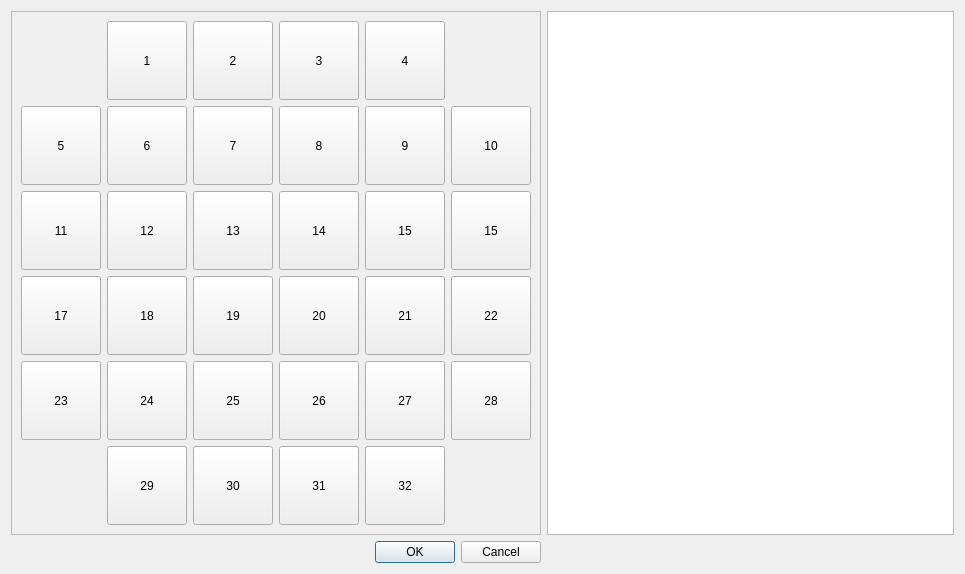
zigorrom/PyFANS, file PyFANS/UI/UI_TransistorSelector.ui: the form before one commit.
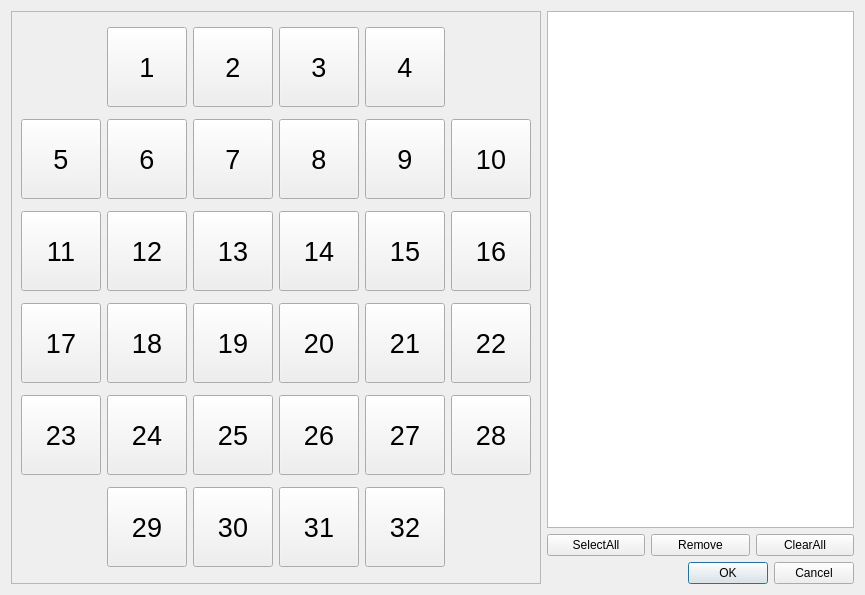
The form after the commit.

Commit message: Automatic DUT selector

What changed in the file:
```diff
--- a/PyFANS/UI/UI_TransistorSelector.ui
+++ b/PyFANS/UI/UI_TransistorSelector.ui
@@ -6,15 +6,15 @@
    <rect>
     <x>0</x>
     <y>0</y>
-    <width>965</width>
-    <height>574</height>
+    <width>865</width>
+    <height>595</height>
    </rect>
   </property>
   <property name="windowTitle">
    <string>Dialog</string>
   </property>
-  <layout class="QGridLayout" name="gridLayout_2">
-   <item row="0" column="0">
+  <layout class="QHBoxLayout" name="horizontalLayout_2">
+   <item>
     <widget class="QFrame" name="frame">
      <property name="frameShape">
       <enum>QFrame::StyledPanel</enum>
@@ -24,442 +24,1241 @@
      </property>
      <layout class="QGridLayout" name="gridLayout">
       <item row="3" column="5">
-       <widget class="QPushButton" name="pushButton_20">
+       <widget class="QPushButton" name="pushButton_22">
         <property name="sizePolicy">
-         <sizepolicy hsizetype="Minimum" vsizetype="Minimum">
+         <sizepolicy hsizetype="Fixed" vsizetype="Fixed">
           <horstretch>0</horstretch>
           <verstretch>0</verstretch>
          </sizepolicy>
         </property>
+        <property name="minimumSize">
+         <size>
+          <width>80</width>
+          <height>80</height>
+         </size>
+        </property>
+        <property name="maximumSize">
+         <size>
+          <width>80</width>
+          <height>80</height>
+         </size>
+        </property>
+        <property name="font">
+         <font>
+          <pointsize>20</pointsize>
+         </font>
+        </property>
         <property name="text">
          <string>22</string>
         </property>
+        <property name="checkable">
+         <bool>true</bool>
+        </property>
+        <property name="checked">
+         <bool>false</bool>
+        </property>
        </widget>
       </item>
       <item row="4" column="0">
-       <widget class="QPushButton" name="pushButton_24">
+       <widget class="QPushButton" name="pushButton_23">
         <property name="sizePolicy">
-         <sizepolicy hsizetype="Minimum" vsizetype="Minimum">
+         <sizepolicy hsizetype="Fixed" vsizetype="Fixed">
           <horstretch>0</horstretch>
           <verstretch>0</verstretch>
          </sizepolicy>
         </property>
+        <property name="minimumSize">
+         <size>
+          <width>80</width>
+          <height>80</height>
+         </size>
+        </property>
+        <property name="maximumSize">
+         <size>
+          <width>80</width>
+          <height>80</height>
+         </size>
+        </property>
+        <property name="font">
+         <font>
+          <pointsize>20</pointsize>
+         </font>
+        </property>
         <property name="text">
          <string>23</string>
         </property>
+        <property name="checkable">
+         <bool>true</bool>
+        </property>
+        <property name="checked">
+         <bool>false</bool>
+        </property>
        </widget>
       </item>
       <item row="3" column="2">
        <widget class="QPushButton" name="pushButton_19">
         <property name="sizePolicy">
-         <sizepolicy hsizetype="Minimum" vsizetype="Minimum">
+         <sizepolicy hsizetype="Fixed" vsizetype="Fixed">
           <horstretch>0</horstretch>
           <verstretch>0</verstretch>
          </sizepolicy>
         </property>
+        <property name="minimumSize">
+         <size>
+          <width>80</width>
+          <height>80</height>
+         </size>
+        </property>
+        <property name="maximumSize">
+         <size>
+          <width>80</width>
+          <height>80</height>
+         </size>
+        </property>
+        <property name="font">
+         <font>
+          <pointsize>20</pointsize>
+         </font>
+        </property>
         <property name="text">
          <string>19</string>
         </property>
+        <property name="checkable">
+         <bool>true</bool>
+        </property>
+        <property name="checked">
+         <bool>false</bool>
+        </property>
        </widget>
       </item>
       <item row="4" column="1">
-       <widget class="QPushButton" name="pushButton_28">
+       <widget class="QPushButton" name="pushButton_24">
         <property name="sizePolicy">
-         <sizepolicy hsizetype="Minimum" vsizetype="Minimum">
+         <sizepolicy hsizetype="Fixed" vsizetype="Fixed">
           <horstretch>0</horstretch>
           <verstretch>0</verstretch>
          </sizepolicy>
         </property>
+        <property name="minimumSize">
+         <size>
+          <width>80</width>
+          <height>80</height>
+         </size>
+        </property>
+        <property name="maximumSize">
+         <size>
+          <width>80</width>
+          <height>80</height>
+         </size>
+        </property>
+        <property name="font">
+         <font>
+          <pointsize>20</pointsize>
+         </font>
+        </property>
         <property name="text">
          <string>24</string>
         </property>
+        <property name="checkable">
+         <bool>true</bool>
+        </property>
+        <property name="checked">
+         <bool>false</bool>
+        </property>
        </widget>
       </item>
       <item row="3" column="3">
-       <widget class="QPushButton" name="pushButton_21">
+       <widget class="QPushButton" name="pushButton_20">
         <property name="sizePolicy">
-         <sizepolicy hsizetype="Minimum" vsizetype="Minimum">
+         <sizepolicy hsizetype="Fixed" vsizetype="Fixed">
           <horstretch>0</horstretch>
           <verstretch>0</verstretch>
          </sizepolicy>
         </property>
+        <property name="minimumSize">
+         <size>
+          <width>80</width>
+          <height>80</height>
+         </size>
+        </property>
+        <property name="maximumSize">
+         <size>
+          <width>80</width>
+          <height>80</height>
+         </size>
+        </property>
+        <property name="font">
+         <font>
+          <pointsize>20</pointsize>
+         </font>
+        </property>
         <property name="text">
          <string>20</string>
         </property>
+        <property name="checkable">
+         <bool>true</bool>
+        </property>
+        <property name="checked">
+         <bool>false</bool>
+        </property>
        </widget>
       </item>
       <item row="4" column="2">
        <widget class="QPushButton" name="pushButton_25">
         <property name="sizePolicy">
-         <sizepolicy hsizetype="Minimum" vsizetype="Minimum">
+         <sizepolicy hsizetype="Fixed" vsizetype="Fixed">
           <horstretch>0</horstretch>
           <verstretch>0</verstretch>
          </sizepolicy>
         </property>
+        <property name="minimumSize">
+         <size>
+          <width>80</width>
+          <height>80</height>
+         </size>
+        </property>
+        <property name="maximumSize">
+         <size>
+          <width>80</width>
+          <height>80</height>
+         </size>
+        </property>
+        <property name="font">
+         <font>
+          <pointsize>20</pointsize>
+         </font>
+        </property>
         <property name="text">
          <string>25</string>
         </property>
+        <property name="checkable">
+         <bool>true</bool>
+        </property>
+        <property name="checked">
+         <bool>false</bool>
+        </property>
        </widget>
       </item>
       <item row="3" column="4">
-       <widget class="QPushButton" name="pushButton_17">
+       <widget class="QPushButton" name="pushButton_21">
         <property name="sizePolicy">
-         <sizepolicy hsizetype="Minimum" vsizetype="Minimum">
+         <sizepolicy hsizetype="Fixed" vsizetype="Fixed">
           <horstretch>0</horstretch>
           <verstretch>0</verstretch>
          </sizepolicy>
         </property>
+        <property name="minimumSize">
+         <size>
+          <width>80</width>
+          <height>80</height>
+         </size>
+        </property>
+        <property name="maximumSize">
+         <size>
+          <width>80</width>
+          <height>80</height>
+         </size>
+        </property>
+        <property name="font">
+         <font>
+          <pointsize>20</pointsize>
+         </font>
+        </property>
         <property name="text">
          <string>21</string>
         </property>
+        <property name="checkable">
+         <bool>true</bool>
+        </property>
+        <property name="checked">
+         <bool>false</bool>
+        </property>
        </widget>
       </item>
       <item row="0" column="3">
        <widget class="QPushButton" name="pushButton_3">
         <property name="sizePolicy">
-         <sizepolicy hsizetype="Minimum" vsizetype="Minimum">
+         <sizepolicy hsizetype="Fixed" vsizetype="Fixed">
           <horstretch>0</horstretch>
           <verstretch>0</verstretch>
          </sizepolicy>
         </property>
+        <property name="minimumSize">
+         <size>
+          <width>80</width>
+          <height>80</height>
+         </size>
+        </property>
+        <property name="maximumSize">
+         <size>
+          <width>80</width>
+          <height>80</height>
+         </size>
+        </property>
+        <property name="font">
+         <font>
+          <pointsize>20</pointsize>
+         </font>
+        </property>
         <property name="text">
          <string>3</string>
         </property>
+        <property name="checkable">
+         <bool>true</bool>
+        </property>
+        <property name="checked">
+         <bool>false</bool>
+        </property>
        </widget>
       </item>
       <item row="0" column="4">
        <widget class="QPushButton" name="pushButton_4">
         <property name="sizePolicy">
-         <sizepolicy hsizetype="Minimum" vsizetype="Minimum">
+         <sizepolicy hsizetype="Fixed" vsizetype="Fixed">
           <horstretch>0</horstretch>
           <verstretch>0</verstretch>
          </sizepolicy>
         </property>
+        <property name="minimumSize">
+         <size>
+          <width>80</width>
+          <height>80</height>
+         </size>
+        </property>
+        <property name="maximumSize">
+         <size>
+          <width>80</width>
+          <height>80</height>
+         </size>
+        </property>
+        <property name="font">
+         <font>
+          <pointsize>20</pointsize>
+         </font>
+        </property>
         <property name="text">
          <string>4</string>
         </property>
+        <property name="checkable">
+         <bool>true</bool>
+        </property>
+        <property name="checked">
+         <bool>false</bool>
+        </property>
        </widget>
       </item>
       <item row="1" column="1">
        <widget class="QPushButton" name="pushButton_6">
         <property name="sizePolicy">
-         <sizepolicy hsizetype="Minimum" vsizetype="Minimum">
+         <sizepolicy hsizetype="Fixed" vsizetype="Fixed">
           <horstretch>0</horstretch>
           <verstretch>0</verstretch>
          </sizepolicy>
         </property>
+        <property name="minimumSize">
+         <size>
+          <width>80</width>
+          <height>80</height>
+         </size>
+        </property>
+        <property name="maximumSize">
+         <size>
+          <width>80</width>
+          <height>80</height>
+         </size>
+        </property>
+        <property name="font">
+         <font>
+          <pointsize>20</pointsize>
+         </font>
+        </property>
         <property name="text">
          <string>6</string>
         </property>
+        <property name="checkable">
+         <bool>true</bool>
+        </property>
+        <property name="checked">
+         <bool>false</bool>
+        </property>
        </widget>
       </item>
       <item row="1" column="4">
        <widget class="QPushButton" name="pushButton_9">
         <property name="sizePolicy">
-         <sizepolicy hsizetype="Minimum" vsizetype="Minimum">
+         <sizepolicy hsizetype="Fixed" vsizetype="Fixed">
           <horstretch>0</horstretch>
           <verstretch>0</verstretch>
          </sizepolicy>
         </property>
+        <property name="minimumSize">
+         <size>
+          <width>80</width>
+          <height>80</height>
+         </size>
+        </property>
+        <property name="maximumSize">
+         <size>
+          <width>80</width>
+          <height>80</height>
+         </size>
+        </property>
+        <property name="font">
+         <font>
+          <pointsize>20</pointsize>
+         </font>
+        </property>
         <property name="text">
          <string>9</string>
         </property>
+        <property name="checkable">
+         <bool>true</bool>
+        </property>
+        <property name="checked">
+         <bool>false</bool>
+        </property>
        </widget>
       </item>
       <item row="0" column="2">
        <widget class="QPushButton" name="pushButton_2">
         <property name="sizePolicy">
-         <sizepolicy hsizetype="Minimum" vsizetype="Minimum">
+         <sizepolicy hsizetype="Fixed" vsizetype="Fixed">
           <horstretch>0</horstretch>
           <verstretch>0</verstretch>
          </sizepolicy>
         </property>
+        <property name="minimumSize">
+         <size>
+          <width>80</width>
+          <height>80</height>
+         </size>
+        </property>
+        <property name="maximumSize">
+         <size>
+          <width>80</width>
+          <height>80</height>
+         </size>
+        </property>
+        <property name="font">
+         <font>
+          <pointsize>20</pointsize>
+         </font>
+        </property>
         <property name="text">
          <string>2</string>
         </property>
+        <property name="checkable">
+         <bool>true</bool>
+        </property>
+        <property name="checked">
+         <bool>false</bool>
+        </property>
        </widget>
       </item>
       <item row="1" column="3">
        <widget class="QPushButton" name="pushButton_8">
         <property name="sizePolicy">
-         <sizepolicy hsizetype="Minimum" vsizetype="Minimum">
+         <sizepolicy hsizetype="Fixed" vsizetype="Fixed">
           <horstretch>0</horstretch>
           <verstretch>0</verstretch>
          </sizepolicy>
         </property>
+        <property name="minimumSize">
+         <size>
+          <width>80</width>
+          <height>80</height>
+         </size>
+        </property>
+        <property name="maximumSize">
+         <size>
+          <width>80</width>
+          <height>80</height>
+         </size>
+        </property>
+        <property name="font">
+         <font>
+          <pointsize>20</pointsize>
+         </font>
+        </property>
         <property name="text">
          <string>8</string>
         </property>
+        <property name="checkable">
+         <bool>true</bool>
+        </property>
+        <property name="checked">
+         <bool>false</bool>
+        </property>
        </widget>
       </item>
       <item row="1" column="0">
        <widget class="QPushButton" name="pushButton_5">
         <property name="sizePolicy">
-         <sizepolicy hsizetype="Minimum" vsizetype="Minimum">
+         <sizepolicy hsizetype="Fixed" vsizetype="Fixed">
           <horstretch>0</horstretch>
           <verstretch>0</verstretch>
          </sizepolicy>
         </property>
+        <property name="minimumSize">
+         <size>
+          <width>80</width>
+          <height>80</height>
+         </size>
+        </property>
+        <property name="maximumSize">
+         <size>
+          <width>80</width>
+          <height>80</height>
+         </size>
+        </property>
+        <property name="font">
+         <font>
+          <pointsize>20</pointsize>
+         </font>
+        </property>
         <property name="text">
          <string>5</string>
         </property>
+        <property name="checkable">
+         <bool>true</bool>
+        </property>
+        <property name="checked">
+         <bool>false</bool>
+        </property>
        </widget>
       </item>
       <item row="1" column="2">
        <widget class="QPushButton" name="pushButton_7">
         <property name="sizePolicy">
-         <sizepolicy hsizetype="Minimum" vsizetype="Minimum">
+         <sizepolicy hsizetype="Fixed" vsizetype="Fixed">
           <horstretch>0</horstretch>
           <verstretch>0</verstretch>
          </sizepolicy>
         </property>
+        <property name="minimumSize">
+         <size>
+          <width>80</width>
+          <height>80</height>
+         </size>
+        </property>
+        <property name="maximumSize">
+         <size>
+          <width>80</width>
+          <height>80</height>
+         </size>
+        </property>
+        <property name="font">
+         <font>
+          <pointsize>20</pointsize>
+         </font>
+        </property>
         <property name="text">
          <string>7</string>
         </property>
+        <property name="checkable">
+         <bool>true</bool>
+        </property>
+        <property name="checked">
+         <bool>false</bool>
+        </property>
        </widget>
       </item>
       <item row="0" column="1">
        <widget class="QPushButton" name="pushButton">
         <property name="sizePolicy">
-         <sizepolicy hsizetype="Minimum" vsizetype="Minimum">
+         <sizepolicy hsizetype="Fixed" vsizetype="Fixed">
           <horstretch>0</horstretch>
           <verstretch>0</verstretch>
          </sizepolicy>
         </property>
+        <property name="minimumSize">
+         <size>
+          <width>80</width>
+          <height>80</height>
+         </size>
+        </property>
+        <property name="maximumSize">
+         <size>
+          <width>80</width>
+          <height>80</height>
+         </size>
+        </property>
         <property name="baseSize">
          <size>
           <width>0</width>
           <height>0</height>
          </size>
         </property>
+        <property name="font">
+         <font>
+          <pointsize>20</pointsize>
+         </font>
+        </property>
         <property name="text">
          <string>1</string>
         </property>
+        <property name="checkable">
+         <bool>true</bool>
+        </property>
+        <property name="checked">
+         <bool>false</bool>
+        </property>
        </widget>
       </item>
       <item row="5" column="4">
-       <widget class="QPushButton" name="pushButton_29">
+       <widget class="QPushButton" name="pushButton_32">
         <property name="sizePolicy">
-         <sizepolicy hsizetype="Minimum" vsizetype="Minimum">
+         <sizepolicy hsizetype="Fixed" vsizetype="Fixed">
           <horstretch>0</horstretch>
           <verstretch>0</verstretch>
          </sizepolicy>
         </property>
+        <property name="minimumSize">
+         <size>
+          <width>80</width>
+          <height>80</height>
+         </size>
+        </property>
+        <property name="maximumSize">
+         <size>
+          <width>80</width>
+          <height>80</height>
+         </size>
+        </property>
+        <property name="font">
+         <font>
+          <pointsize>20</pointsize>
+         </font>
+        </property>
         <property name="text">
          <string>32</string>
         </property>
+        <property name="checkable">
+         <bool>true</bool>
+        </property>
+        <property name="checked">
+         <bool>false</bool>
+        </property>
        </widget>
       </item>
       <item row="5" column="3">
        <widget class="QPushButton" name="pushButton_31">
         <property name="sizePolicy">
-         <sizepolicy hsizetype="Minimum" vsizetype="Minimum">
+         <sizepolicy hsizetype="Fixed" vsizetype="Fixed">
           <horstretch>0</horstretch>
           <verstretch>0</verstretch>
          </sizepolicy>
         </property>
+        <property name="minimumSize">
+         <size>
+          <width>80</width>
+          <height>80</height>
+         </size>
+        </property>
+        <property name="maximumSize">
+         <size>
+          <width>80</width>
+          <height>80</height>
+         </size>
+        </property>
+        <property name="font">
+         <font>
+          <pointsize>20</pointsize>
+         </font>
+        </property>
         <property name="text">
          <string>31</string>
         </property>
+        <property name="checkable">
+         <bool>true</bool>
+        </property>
+        <property name="checked">
+         <bool>false</bool>
+        </property>
        </widget>
       </item>
       <item row="4" column="5">
-       <widget class="QPushButton" name="pushButton_26">
+       <widget class="QPushButton" name="pushButton_28">
         <property name="sizePolicy">
-         <sizepolicy hsizetype="Minimum" vsizetype="Minimum">
+         <sizepolicy hsizetype="Fixed" vsizetype="Fixed">
           <horstretch>0</horstretch>
           <verstretch>0</verstretch>
          </sizepolicy>
         </property>
+        <property name="minimumSize">
+         <size>
+          <width>80</width>
+          <height>80</height>
+         </size>
+        </property>
+        <property name="maximumSize">
+         <size>
+          <width>80</width>
+          <height>80</height>
+         </size>
+        </property>
+        <property name="font">
+         <font>
+          <pointsize>20</pointsize>
+         </font>
+        </property>
         <property name="text">
          <string>28</string>
         </property>
+        <property name="checkable">
+         <bool>true</bool>
+        </property>
+        <property name="checked">
+         <bool>false</bool>
+        </property>
        </widget>
       </item>
       <item row="4" column="3">
-       <widget class="QPushButton" name="pushButton_27">
+       <widget class="QPushButton" name="pushButton_26">
         <property name="sizePolicy">
-         <sizepolicy hsizetype="Minimum" vsizetype="Minimum">
+         <sizepolicy hsizetype="Fixed" vsizetype="Fixed">
           <horstretch>0</horstretch>
           <verstretch>0</verstretch>
          </sizepolicy>
         </property>
+        <property name="minimumSize">
+         <size>
+          <width>80</width>
+          <height>80</height>
+         </size>
+        </property>
+        <property name="maximumSize">
+         <size>
+          <width>80</width>
+          <height>80</height>
+         </size>
+        </property>
+        <property name="font">
+         <font>
+          <pointsize>20</pointsize>
+         </font>
+        </property>
         <property name="text">
          <string>26</string>
         </property>
+        <property name="checkable">
+         <bool>true</bool>
+        </property>
+        <property name="checked">
+         <bool>false</bool>
+        </property>
        </widget>
       </item>
       <item row="5" column="1">
-       <widget class="QPushButton" name="pushButton_32">
+       <widget class="QPushButton" name="pushButton_29">
         <property name="sizePolicy">
-         <sizepolicy hsizetype="Minimum" vsizetype="Minimum">
+         <sizepolicy hsizetype="Fixed" vsizetype="Fixed">
           <horstretch>0</horstretch>
           <verstretch>0</verstretch>
          </sizepolicy>
         </property>
+        <property name="minimumSize">
+         <size>
+          <width>80</width>
+          <height>80</height>
+         </size>
+        </property>
+        <property name="maximumSize">
+         <size>
+          <width>80</width>
+          <height>80</height>
+         </size>
+        </property>
+        <property name="font">
+         <font>
+          <pointsize>20</pointsize>
+         </font>
+        </property>
         <property name="text">
          <string>29</string>
         </property>
+        <property name="checkable">
+         <bool>true</bool>
+        </property>
+        <property name="checked">
+         <bool>false</bool>
+        </property>
        </widget>
       </item>
       <item row="5" column="2">
        <widget class="QPushButton" name="pushButton_30">
         <property name="sizePolicy">
-         <sizepolicy hsizetype="Minimum" vsizetype="Minimum">
+         <sizepolicy hsizetype="Fixed" vsizetype="Fixed">
           <horstretch>0</horstretch>
           <verstretch>0</verstretch>
          </sizepolicy>
         </property>
+        <property name="minimumSize">
+         <size>
+          <width>80</width>
+          <height>80</height>
+         </size>
+        </property>
+        <property name="maximumSize">
+         <size>
+          <width>80</width>
+          <height>80</height>
+         </size>
+        </property>
+        <property name="font">
+         <font>
+          <pointsize>20</pointsize>
+         </font>
+        </property>
         <property name="text">
          <string>30</string>
         </property>
+        <property name="checkable">
+         <bool>true</bool>
+        </property>
+        <property name="checked">
+         <bool>false</bool>
+        </property>
        </widget>
       </item>
       <item row="4" column="4">
-       <widget class="QPushButton" name="pushButton_23">
+       <widget class="QPushButton" name="pushButton_27">
         <property name="sizePolicy">
-         <sizepolicy hsizetype="Minimum" vsizetype="Minimum">
+         <sizepolicy hsizetype="Fixed" vsizetype="Fixed">
           <horstretch>0</horstretch>
           <verstretch>0</verstretch>
          </sizepolicy>
         </property>
+        <property name="minimumSize">
+         <size>
+          <width>80</width>
+          <height>80</height>
+         </size>
+        </property>
+        <property name="maximumSize">
+         <size>
+          <width>80</width>
+          <height>80</height>
+         </size>
+        </property>
+        <property name="font">
+         <font>
+          <pointsize>20</pointsize>
+         </font>
+        </property>
         <property name="text">
          <string>27</string>
         </property>
+        <property name="checkable">
+         <bool>true</bool>
+        </property>
+        <property name="checked">
+         <bool>false</bool>
+        </property>
        </widget>
       </item>
       <item row="2" column="3">
-       <widget class="QPushButton" name="pushButton_15">
+       <widget class="QPushButton" name="pushButton_14">
         <property name="sizePolicy">
-         <sizepolicy hsizetype="Minimum" vsizetype="Minimum">
+         <sizepolicy hsizetype="Fixed" vsizetype="Fixed">
           <horstretch>0</horstretch>
           <verstretch>0</verstretch>
          </sizepolicy>
         </property>
+        <property name="minimumSize">
+         <size>
+          <width>80</width>
+          <height>80</height>
+         </size>
+        </property>
+        <property name="maximumSize">
+         <size>
+          <width>80</width>
+          <height>80</height>
+         </size>
+        </property>
+        <property name="font">
+         <font>
+          <pointsize>20</pointsize>
+         </font>
+        </property>
         <property name="text">
          <string>14</string>
         </property>
+        <property name="checkable">
+         <bool>true</bool>
+        </property>
+        <property name="checked">
+         <bool>false</bool>
+        </property>
        </widget>
       </item>
       <item row="2" column="5">
-       <widget class="QPushButton" name="pushButton_14">
-        <property name="sizePolicy">
-         <sizepolicy hsizetype="Minimum" vsizetype="Minimum">
-          <horstretch>0</horstretch>
-          <verstretch>0</verstretch>
-         </sizepolicy>
-        </property>
-        <property name="text">
-         <string>15</string>
-        </property>
-       </widget>
-      </item>
-      <item row="2" column="1">
        <widget class="QPushButton" name="pushButton_16">
         <property name="sizePolicy">
-         <sizepolicy hsizetype="Minimum" vsizetype="Minimum">
+         <sizepolicy hsizetype="Fixed" vsizetype="Fixed">
           <horstretch>0</horstretch>
           <verstretch>0</verstretch>
          </sizepolicy>
+        </property>
+        <property name="minimumSize">
+         <size>
+          <width>80</width>
+          <height>80</height>
+         </size>
+        </property>
+        <property name="maximumSize">
+         <size>
+          <width>80</width>
+          <height>80</height>
+         </size>
+        </property>
+        <property name="font">
+         <font>
+          <pointsize>20</pointsize>
+         </font>
+        </property>
+        <property name="text">
+         <string>16</string>
+        </property>
+        <property name="checkable">
+         <bool>true</bool>
+        </property>
+        <property name="checked">
+         <bool>false</bool>
+        </property>
+       </widget>
+      </item>
+      <item row="2" column="1">
+       <widget class="QPushButton" name="pushButton_12">
+        <property name="sizePolicy">
+         <sizepolicy hsizetype="Fixed" vsizetype="Fixed">
+          <horstretch>0</horstretch>
+          <verstretch>0</verstretch>
+         </sizepolicy>
+        </property>
+        <property name="minimumSize">
+         <size>
+          <width>80</width>
+          <height>80</height>
+         </size>
+        </property>
+        <property name="maximumSize">
+         <size>
+          <width>80</width>
+          <height>80</height>
+         </size>
+        </property>
+        <property name="font">
+         <font>
+          <pointsize>20</pointsize>
+         </font>
         </property>
         <property name="text">
          <string>12</string>
         </property>
+        <property name="checkable">
+         <bool>true</bool>
+        </property>
+        <property name="checked">
+         <bool>false</bool>
+        </property>
        </widget>
       </item>
       <item row="2" column="0">
-       <widget class="QPushButton" name="pushButton_12">
+       <widget class="QPushButton" name="pushButton_11">
         <property name="sizePolicy">
-         <sizepolicy hsizetype="Minimum" vsizetype="Minimum">
+         <sizepolicy hsizetype="Fixed" vsizetype="Fixed">
           <horstretch>0</horstretch>
           <verstretch>0</verstretch>
          </sizepolicy>
         </property>
+        <property name="minimumSize">
+         <size>
+          <width>80</width>
+          <height>80</height>
+         </size>
+        </property>
+        <property name="maximumSize">
+         <size>
+          <width>80</width>
+          <height>80</height>
+         </size>
+        </property>
+        <property name="font">
+         <font>
+          <pointsize>20</pointsize>
+         </font>
+        </property>
         <property name="text">
          <string>11</string>
         </property>
+        <property name="checkable">
+         <bool>true</bool>
+        </property>
+        <property name="checked">
+         <bool>false</bool>
+        </property>
        </widget>
       </item>
       <item row="2" column="2">
        <widget class="QPushButton" name="pushButton_13">
         <property name="sizePolicy">
-         <sizepolicy hsizetype="Minimum" vsizetype="Minimum">
+         <sizepolicy hsizetype="Fixed" vsizetype="Fixed">
           <horstretch>0</horstretch>
           <verstretch>0</verstretch>
          </sizepolicy>
         </property>
+        <property name="minimumSize">
+         <size>
+          <width>80</width>
+          <height>80</height>
+         </size>
+        </property>
+        <property name="maximumSize">
+         <size>
+          <width>80</width>
+          <height>80</height>
+         </size>
+        </property>
+        <property name="font">
+         <font>
+          <pointsize>20</pointsize>
+         </font>
+        </property>
         <property name="text">
          <string>13</string>
         </property>
+        <property name="checkable">
+         <bool>true</bool>
+        </property>
+        <property name="checked">
+         <bool>false</bool>
+        </property>
        </widget>
       </item>
       <item row="3" column="1">
-       <widget class="QPushButton" name="pushButton_22">
+       <widget class="QPushButton" name="pushButton_18">
         <property name="sizePolicy">
-         <sizepolicy hsizetype="Minimum" vsizetype="Minimum">
+         <sizepolicy hsizetype="Fixed" vsizetype="Fixed">
           <horstretch>0</horstretch>
           <verstretch>0</verstretch>
          </sizepolicy>
         </property>
+        <property name="minimumSize">
+         <size>
+          <width>80</width>
+          <height>80</height>
+         </size>
+        </property>
+        <property name="maximumSize">
+         <size>
+          <width>80</width>
+          <height>80</height>
+         </size>
+        </property>
+        <property name="font">
+         <font>
+          <pointsize>20</pointsize>
+         </font>
+        </property>
         <property name="text">
          <string>18</string>
         </property>
+        <property name="checkable">
+         <bool>true</bool>
+        </property>
+        <property name="checked">
+         <bool>false</bool>
+        </property>
        </widget>
       </item>
       <item row="2" column="4">
-       <widget class="QPushButton" name="pushButton_11">
+       <widget class="QPushButton" name="pushButton_15">
         <property name="sizePolicy">
-         <sizepolicy hsizetype="Minimum" vsizetype="Minimum">
+         <sizepolicy hsizetype="Fixed" vsizetype="Fixed">
           <horstretch>0</horstretch>
           <verstretch>0</verstretch>
          </sizepolicy>
         </property>
+        <property name="minimumSize">
+         <size>
+          <width>80</width>
+          <height>80</height>
+         </size>
+        </property>
+        <property name="maximumSize">
+         <size>
+          <width>80</width>
+          <height>80</height>
+         </size>
+        </property>
+        <property name="font">
+         <font>
+          <pointsize>20</pointsize>
+         </font>
+        </property>
         <property name="text">
          <string>15</string>
         </property>
+        <property name="checkable">
+         <bool>true</bool>
+        </property>
+        <property name="checked">
+         <bool>false</bool>
+        </property>
        </widget>
       </item>
       <item row="1" column="5">
        <widget class="QPushButton" name="pushButton_10">
         <property name="sizePolicy">
-         <sizepolicy hsizetype="Minimum" vsizetype="Minimum">
+         <sizepolicy hsizetype="Fixed" vsizetype="Fixed">
           <horstretch>0</horstretch>
           <verstretch>0</verstretch>
          </sizepolicy>
         </property>
+        <property name="minimumSize">
+         <size>
+          <width>80</width>
+          <height>80</height>
+         </size>
+        </property>
+        <property name="maximumSize">
+         <size>
+          <width>80</width>
+          <height>80</height>
+         </size>
+        </property>
+        <property name="font">
+         <font>
+          <pointsize>20</pointsize>
+         </font>
+        </property>
         <property name="text">
          <string>10</string>
         </property>
+        <property name="checkable">
+         <bool>true</bool>
+        </property>
+        <property name="checked">
+         <bool>false</bool>
+        </property>
        </widget>
       </item>
       <item row="3" column="0">
-       <widget class="QPushButton" name="pushButton_18">
+       <widget class="QPushButton" name="pushButton_17">
         <property name="sizePolicy">
-         <sizepolicy hsizetype="Minimum" vsizetype="Minimum">
+         <sizepolicy hsizetype="Fixed" vsizetype="Fixed">
           <horstretch>0</horstretch>
           <verstretch>0</verstretch>
          </sizepolicy>
         </property>
+        <property name="minimumSize">
+         <size>
+          <width>80</width>
+          <height>80</height>
+         </size>
+        </property>
+        <property name="maximumSize">
+         <size>
+          <width>80</width>
+          <height>80</height>
+         </size>
+        </property>
+        <property name="font">
+         <font>
+          <pointsize>20</pointsize>
+         </font>
+        </property>
         <property name="text">
          <string>17</string>
         </property>
+        <property name="checkable">
+         <bool>true</bool>
+        </property>
+        <property name="checked">
+         <bool>false</bool>
+        </property>
        </widget>
       </item>
      </layout>
     </widget>
    </item>
-   <item row="0" column="1">
-    <widget class="QListView" name="listView"/>
-   </item>
-   <item row="1" column="0">
-    <widget class="QDialogButtonBox" name="buttonBox">
-     <property name="orientation">
-      <enum>Qt::Horizontal</enum>
-     </property>
-     <property name="standardButtons">
-      <set>QDialogButtonBox::Cancel|QDialogButtonBox::Ok</set>
-     </property>
-    </widget>
+   <item>
+    <layout class="QVBoxLayout" name="verticalLayout">
+     <item>
+      <widget class="QListWidget" name="ui_selected_dut_list">
+       <property name="sizePolicy">
+        <sizepolicy hsizetype="Preferred" vsizetype="Expanding">
+         <horstretch>0</horstretch>
+         <verstretch>0</verstretch>
+        </sizepolicy>
+       </property>
+       <property name="selectionMode">
+        <enum>QAbstractItemView::MultiSelection</enum>
+       </property>
+      </widget>
+     </item>
+     <item>
+      <layout class="QHBoxLayout" name="horizontalLayout">
+       <item>
+        <widget class="QPushButton" name="ui_select_all_dut">
+         <property name="sizePolicy">
+          <sizepolicy hsizetype="Preferred" vsizetype="Fixed">
+           <horstretch>0</horstretch>
+           <verstretch>0</verstretch>
+          </sizepolicy>
+         </property>
+         <property name="text">
+          <string>SelectAll</string>
+         </property>
+        </widget>
+       </item>
+       <item>
+        <widget class="QPushButton" name="ui_remove_dut">
+         <property name="sizePolicy">
+          <sizepolicy hsizetype="Preferred" vsizetype="Fixed">
+           <horstretch>0</horstretch>
+           <verstretch>0</verstretch>
+          </sizepolicy>
+         </property>
+         <property name="text">
+          <string>Remove</string>
+         </property>
+        </widget>
+       </item>
+       <item>
+        <widget class="QPushButton" name="ui_remove_all_dut">
+         <property name="sizePolicy">
+          <sizepolicy hsizetype="Preferred" vsizetype="Fixed">
+           <horstretch>0</horstretch>
+           <verstretch>0</verstretch>
+          </sizepolicy>
+         </property>
+         <property name="text">
+          <string>ClearAll</string>
+         </property>
+        </widget>
+       </item>
+      </layout>
+     </item>
+     <item>
+      <widget class="QDialogButtonBox" name="buttonBox">
+       <property name="sizePolicy">
+        <sizepolicy hsizetype="Preferred" vsizetype="Fixed">
+         <horstretch>0</horstretch>
+         <verstretch>0</verstretch>
+        </sizepolicy>
+       </property>
+       <property name="orientation">
+        <enum>Qt::Horizontal</enum>
+       </property>
+       <property name="standardButtons">
+        <set>QDialogButtonBox::Cancel|QDialogButtonBox::Ok</set>
+       </property>
+      </widget>
+     </item>
+    </layout>
    </item>
   </layout>
  </widget>
```
Left out of the diff: 12 changed lines with no effect on the pictures. The commit also changes 5 other files.
